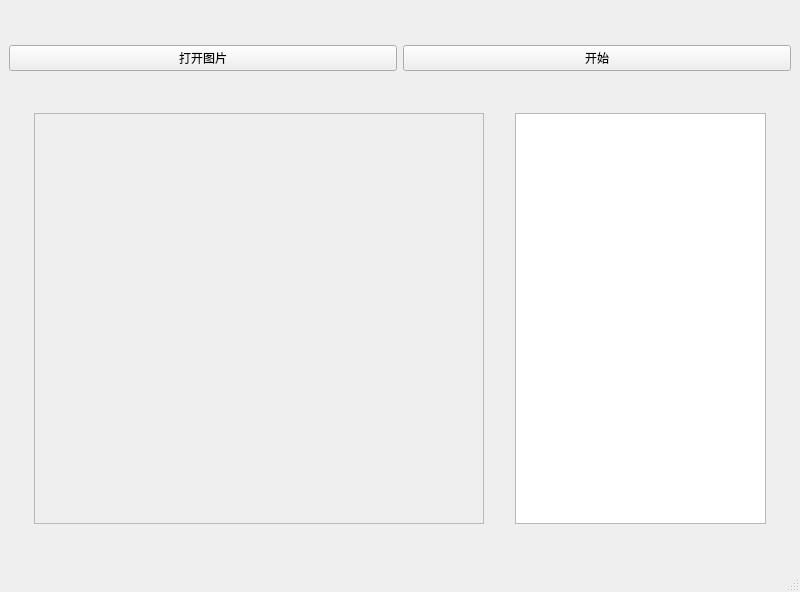
This is guiocr/widgets/main_window.ui in Muxi-Li/OcrApp as Qt 5 draws it before an edit. The edited form follows.
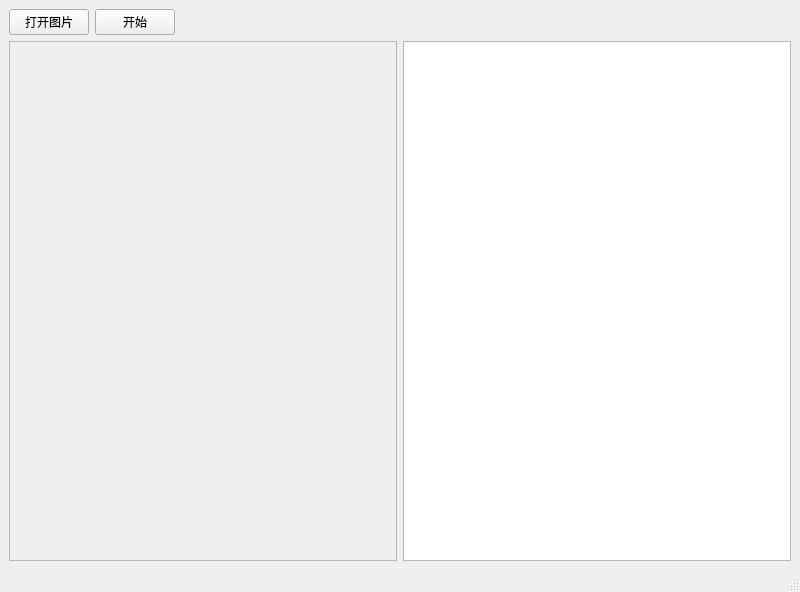
This is the edited form.

```diff
--- a/guiocr/widgets/main_window.ui
+++ b/guiocr/widgets/main_window.ui
@@ -31,6 +31,19 @@
         </property>
        </widget>
       </item>
+      <item>
+       <spacer name="horizontalSpacer">
+        <property name="orientation">
+         <enum>Qt::Horizontal</enum>
+        </property>
+        <property name="sizeHint" stdset="0">
+         <size>
+          <width>40</width>
+          <height>20</height>
+         </size>
+        </property>
+       </spacer>
+      </item>
      </layout>
     </item>
     <item>
@@ -39,14 +52,14 @@
        <widget class="QScrollArea" name="scrollAreaCanvas">
         <property name="minimumSize">
          <size>
-          <width>450</width>
-          <height>411</height>
+          <width>0</width>
+          <height>0</height>
          </size>
         </property>
         <property name="maximumSize">
          <size>
-          <width>450</width>
-          <height>411</height>
+          <width>16777215</width>
+          <height>16777215</height>
          </size>
         </property>
         <property name="widgetResizable">
@@ -57,8 +70,8 @@
           <rect>
            <x>0</x>
            <y>0</y>
-           <width>448</width>
-           <height>409</height>
+           <width>383</width>
+           <height>478</height>
           </rect>
          </property>
         </widget>
@@ -68,14 +81,14 @@
        <widget class="QListWidget" name="listWidgetResults">
         <property name="minimumSize">
          <size>
-          <width>251</width>
-          <height>411</height>
+          <width>0</width>
+          <height>0</height>
          </size>
         </property>
         <property name="maximumSize">
          <size>
-          <width>251</width>
-          <height>411</height>
+          <width>16777215</width>
+          <height>16777215</height>
          </size>
         </property>
        </widget>
```
